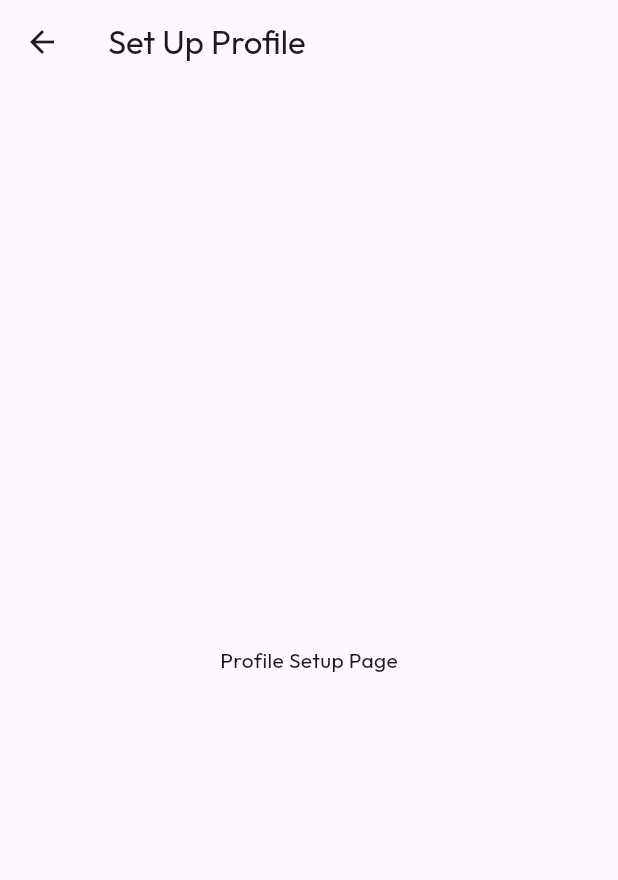
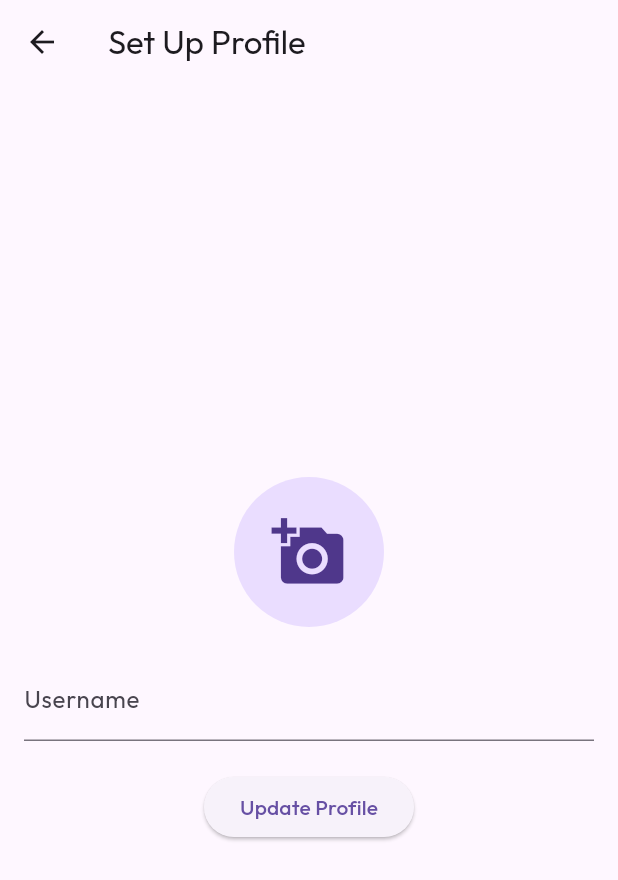
Before and after one commit to Taner-Y-Banth/gather, a Flutter app: the ProfilePage screen opened directly, on a phone screen of 412 x 824 dp. Shown: the top 880 px of the screen. Run offline on Flutter 3.47's test engine with Material 3 defaults, Android fonts, the phone set to English and light mode, and no system bars; our stand-ins replace cloud_firestore, firebase_auth, firebase_core, firebase_storage, image_picker; missing offline and left inert: firebase_ui_auth; accounts and stored records are empty.

Commit message:
adds image_picker, broken profile

```diff
--- a/gather_app/lib/pages/profile/profile.dart
+++ b/gather_app/lib/pages/profile/profile.dart
@@ -1,7 +1,82 @@
 import 'package:flutter/material.dart';
+import 'package:image_picker/image_picker.dart';
+import 'package:firebase_auth/firebase_auth.dart';
+import 'package:firebase_storage/firebase_storage.dart';
+import 'package:cloud_firestore/cloud_firestore.dart';
+import 'dart:io';
 
-class ProfilePage extends StatelessWidget {
+class ProfilePage extends StatefulWidget {
   const ProfilePage({super.key});
+
+  @override
+  State<ProfilePage> createState() => _ProfilePageState();
+}
+
+class _ProfilePageState extends State<ProfilePage> {
+  final TextEditingController usernameController = TextEditingController();
+  File? _image;
+  final ImagePicker _picker = ImagePicker();
+  final FirebaseAuth _auth = FirebaseAuth.instance;
+  final FirebaseStorage _storage = FirebaseStorage.instance;
+  final FirebaseFirestore _firestore = FirebaseFirestore.instance;
+
+  Future<void> _pickImage() async {
+    final pickedFile = await _picker.pickImage(source: ImageSource.gallery);
+    if (pickedFile != null) {
+      setState(() {
+        _image = File(pickedFile.path);
+      });
+    }
+  }
+
+  Future<void> _updateProfile() async {
+    try {
+      User? user = _auth.currentUser;
+      if (user != null) {
+        String? imageUrl;
+        if (_image != null) {
+          // Upload the image to Firebase Storage
+          final storageRef =
+              _storage.ref().child('profile_pictures/${user.uid}');
+          await storageRef.putFile(_image!);
+          imageUrl = await storageRef.getDownloadURL();
+        }
+
+        // Check if the user document exists
+        final userDoc = _firestore.collection('users').doc(user.uid);
+        final docSnapshot = await userDoc.get();
+
+        if (!docSnapshot.exists) {
+          // Create the user document if it doesn't exist
+          await userDoc.set({
+            'email': user.email,
+            'username': usernameController.text,
+            'profilePicture': imageUrl,
+          });
+        } else {
+          // Update the user's profile in Firestore
+          await userDoc.update({
+            'username': usernameController.text,
+            'profilePicture': imageUrl,
+          });
+        }
+
+        // Optionally, update the user's display name and photo URL in FirebaseAuth
+        await user.updateDisplayName(usernameController.text);
+        if (imageUrl != null) {
+          await user.updatePhotoURL(imageUrl);
+        }
+
+        ScaffoldMessenger.of(context).showSnackBar(
+          const SnackBar(content: Text('Profile updated successfully')),
+        );
+      }
+    } catch (e) {
+      ScaffoldMessenger.of(context).showSnackBar(
+        SnackBar(content: Text('Error: $e')),
+      );
+    }
+  }
 
   @override
   Widget build(BuildContext context) {
@@ -9,12 +84,31 @@ class ProfilePage extends StatelessWidget {
       appBar: AppBar(
         title: const Text('Set Up Profile'),
       ),
-      body: const Center(
+      body: Padding(
+        padding: const EdgeInsets.all(16.0),
         child: Column(
           mainAxisAlignment: MainAxisAlignment.center,
           children: [
-            Text('Profile Setup Page'),
-            // Add your profile setup widgets here
+            GestureDetector(
+              onTap: _pickImage,
+              child: CircleAvatar(
+                radius: 50,
+                backgroundImage: _image != null ? FileImage(_image!) : null,
+                child: _image == null
+                    ? const Icon(Icons.add_a_photo, size: 50)
+                    : null,
+              ),
+            ),
+            const SizedBox(height: 20),
+            TextField(
+              controller: usernameController,
+              decoration: const InputDecoration(labelText: 'Username'),
+            ),
+            const SizedBox(height: 20),
+            ElevatedButton(
+              onPressed: _updateProfile,
+              child: const Text('Update Profile'),
+            ),
           ],
         ),
       ),
--- a/gather_app/pubspec.yaml
+++ b/gather_app/pubspec.yaml
@@ -39,8 +39,8 @@ dependencies:
   firebase_auth: ^5.3.4
   firebase_ui_auth: ^1.16.0
   cloud_firestore: ^5.5.1
-  # image_picker: ^1.1.2
-  # firebase_storage: ^12.3.7
+  image_picker: ^1.1.2
+  firebase_storage: ^12.3.7
 
 dev_dependencies:
   flutter_test:
```
Also changed, not shown: gather_app/pubspec.lock, 6 other files.
